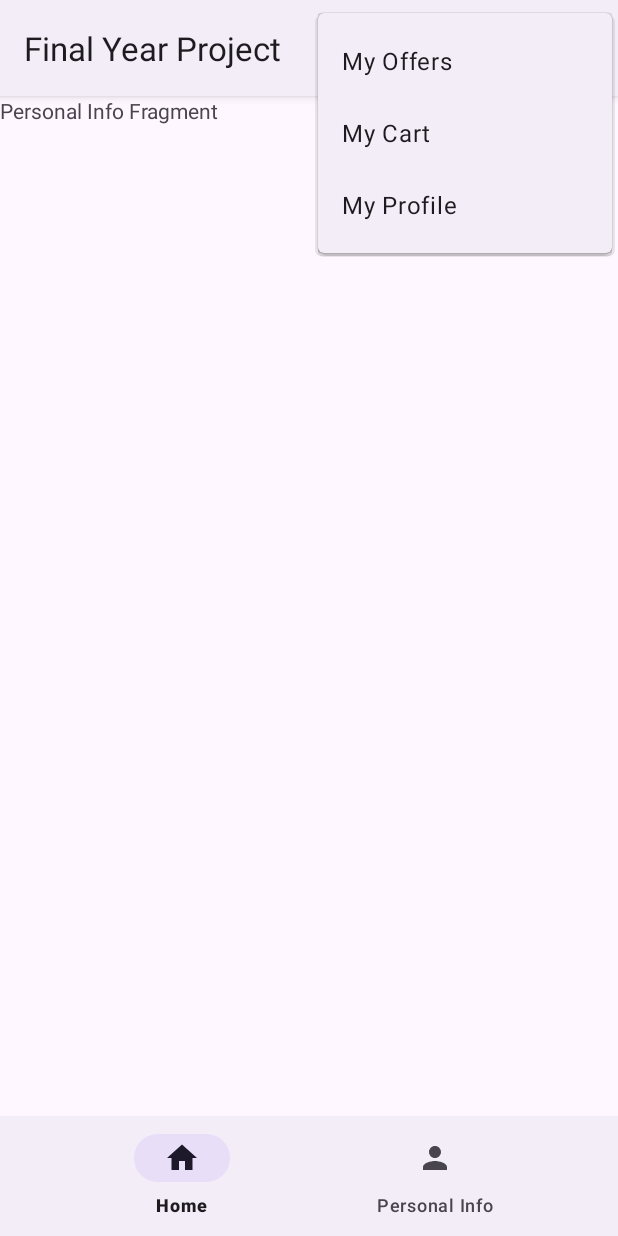
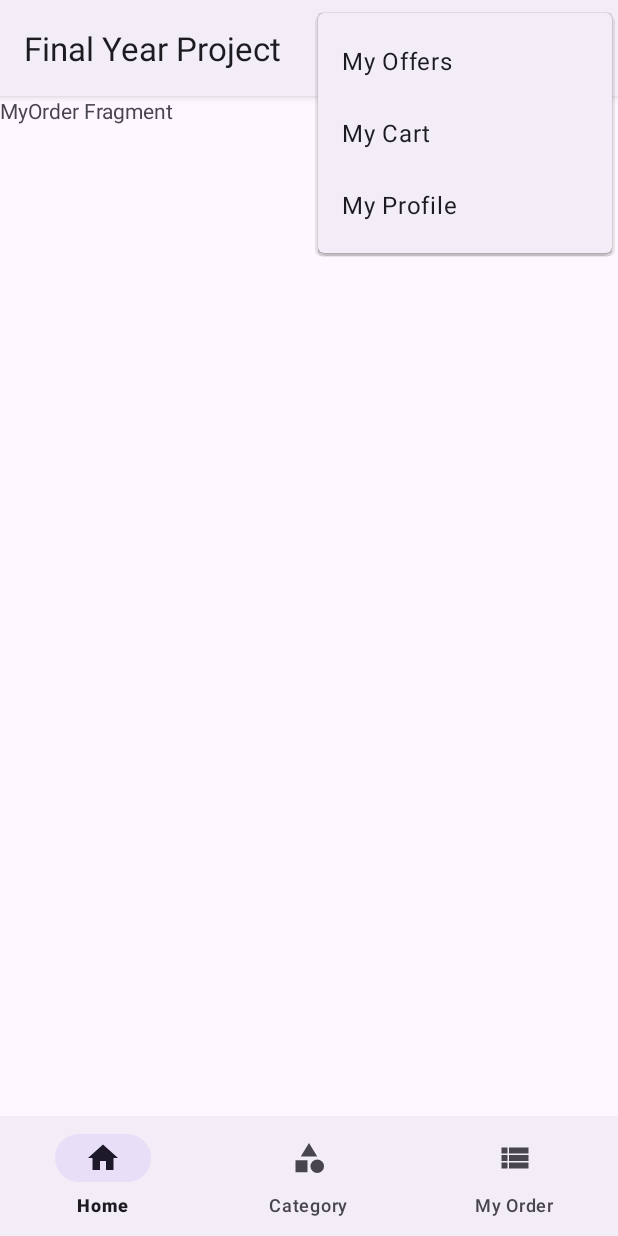
Before and after one commit to Sumitvaidya9344/FinalYearProject, an Android app: the fragment MyOrderFragment placed in its activity, with the options menu open, on a phone screen of 412 x 824 dp. Run offline under Robolectric (Android 15) with nearby library versions, the light colour scheme and no system bars; libraries missing offline, so code that uses them is left out: com.loopj.android, cz.msebera.android; Roboto replaces fonts that are not available here.

Commit message:
Code Category Fragment

```diff
--- /dev/null
+++ b/app/src/main/java/com/example/finalyearproject/CategoryFragment.java
@@ -0,0 +1,65 @@
+package com.example.finalyearproject;
+
+import android.os.Bundle;
+import android.view.LayoutInflater;
+import android.view.View;
+import android.view.ViewGroup;
+import android.widget.ListView;
+import android.widget.TextView;
+import android.widget.Toast;
+
+import androidx.fragment.app.Fragment;
+
+import com.loopj.android.http.AsyncHttpClient;
+import com.loopj.android.http.JsonHttpResponseHandler;
+import com.loopj.android.http.RequestParams;
+
+import org.json.JSONObject;
+
+import cz.msebera.android.httpclient.Header;
+
+
+public class CategoryFragment extends Fragment {
+
+    ListView lvShowAllCategory;
+    TextView tvNoCategoryAvailable;
+
+    @Override
+    public View onCreateView(LayoutInflater inflater, ViewGroup container,
+                             Bundle savedInstanceState) {
+        // Inflate the layout for this fragment
+        View view = inflater.inflate(R.layout.fragment_category, container, false);
+
+        lvShowAllCategory = view.findViewById(R.id.lvCategoryFragmentShowMultipleCategory);
+        tvNoCategoryAvailable = view.findViewById(R.id.tvCategoryFragmentNoCategoryAvailable);
+
+        getAllCategory();
+
+        return view;
+    }
+
+    private void getAllCategory() {
+        AsyncHttpClient client = new AsyncHttpClient(); // Client - Server communication Over the network
+        RequestParams params = new RequestParams(); // Put the data in asynchttpclient
+
+        client.post("http://192.168.34.114:80/hostelmanagementAPI/getAllCategoryDetails.php",
+                params,
+                new JsonHttpResponseHandler()
+                {
+                    @Override
+                    public void onSuccess(int statusCode, Header[] headers, JSONObject response) {
+                        super.onSuccess(statusCode, headers, response);
+                    }
+
+                    @Override
+                    public void onFailure(int statusCode, Header[] headers, Throwable throwable, JSONObject errorResponse) {
+                        super.onFailure(statusCode, headers, throwable, errorResponse);
+                        Toast.makeText(getActivity(),"Server Error",Toast.LENGTH_SHORT).show();
+                    }
+                }
+
+
+
+        );
+    }
+}
--- a/app/src/main/java/com/example/finalyearproject/HomeActivity.java
+++ b/app/src/main/java/com/example/finalyearproject/HomeActivity.java
@@ -2,9 +2,11 @@ package com.example.finalyearproject;
 
 import android.content.Intent;
 import android.os.Bundle;
+import android.os.Handler;
 import android.view.Menu;
 import android.view.MenuInflater;
 import android.view.MenuItem;
+import android.widget.Toast;
 
 import androidx.annotation.NonNull;
 import androidx.appcompat.app.AppCompatActivity;
@@ -14,6 +16,8 @@ import com.google.android.material.bottomnavigation.BottomNavigationView;
 public class HomeActivity extends AppCompatActivity implements BottomNavigationView.OnNavigationItemSelectedListener {
 
     BottomNavigationView bottomNavigationView;
+
+    boolean doubletap = false ;
     @Override
     protected void onCreate(Bundle savedInstanceState) {
         super.onCreate(savedInstanceState);
@@ -38,6 +42,7 @@ public class HomeActivity extends AppCompatActivity implements BottomNavigationV
 
         } else if (item.getItemId() == R.id.homeMenuMyCart) {
 
+
         } else if (item.getItemId() == R.id.homeMenuMyProfile) {
             Intent intent = new Intent(HomeActivity.this, MyProfileActivity.class);
             startActivity(intent);
@@ -47,17 +52,40 @@ public class HomeActivity extends AppCompatActivity implements BottomNavigationV
     }
 
     HomeFragment homeFragment = new HomeFragment();
-    PersonalnfoFragment personalnfoFragment = new PersonalnfoFragment();
+    CategoryFragment categoryFragment= new CategoryFragment();
+    MyOrderFragment myOrderFragment = new MyOrderFragment();
     @Override
     public boolean onNavigationItemSelected(@NonNull MenuItem item) {
 
         if(item.getItemId() == R.id.homeBottomNavigationMenuHome)
         {
             getSupportFragmentManager().beginTransaction().replace(R.id.homeFrameLayout,homeFragment).commit();
-        } else if (item.getItemId() == R.id.homeBottomNavigationMenuPersonalInfo)
+        } else if (item.getItemId() == R.id.homeBottomNavigationMenuCategory)
         {
-            getSupportFragmentManager().beginTransaction().replace(R.id.homeFrameLayout,personalnfoFragment).commit();
+            getSupportFragmentManager().beginTransaction().replace(R.id.homeFrameLayout,categoryFragment).commit();
+        } else if (item.getItemId() == R.id.homeBottomNavigationMenuMyOrder) {
+            getSupportFragmentManager().beginTransaction().replace(R.id.homeFrameLayout,myOrderFragment).commit();
+
         }
         return true;
     }
+    public void onBackPressed() {
+
+        if (doubletap) {
+            finishAffinity();
+        } else {
+            Toast.makeText(HomeActivity.this, "Press Again To Exit App", Toast.LENGTH_SHORT).show();
+            doubletap = true;
+
+            Handler handler = new Handler();
+            handler.postDelayed(new Runnable() {
+                @Override
+                public void run() {
+                    doubletap = false;
+
+                }
+            }, 2000);
+        }
+
+    }
 }
--- a/app/src/main/java/com/example/finalyearproject/PersonalnfoFragment.java
+++ b/app/src/main/java/com/example/finalyearproject/MyOrderFragment.java
@@ -1,20 +1,20 @@
 package com.example.finalyearproject;
 
 import android.os.Bundle;
+
+import androidx.fragment.app.Fragment;
+
 import android.view.LayoutInflater;
 import android.view.View;
 import android.view.ViewGroup;
 
-import androidx.fragment.app.Fragment;
 
-
-public class PersonalnfoFragment extends Fragment {
-
+public class MyOrderFragment extends Fragment {
 
     @Override
     public View onCreateView(LayoutInflater inflater, ViewGroup container,
                              Bundle savedInstanceState) {
         // Inflate the layout for this fragment
-        return inflater.inflate(R.layout.fragment_personalnfo, container, false);
+        return inflater.inflate(R.layout.fragment_my_order, container, false);
     }
 }
--- a/app/src/main/java/com/example/finalyearproject/RegistrationActivity.java
+++ b/app/src/main/java/com/example/finalyearproject/RegistrationActivity.java
@@ -122,6 +122,9 @@ public class RegistrationActivity extends AppCompatActivity {
                                    intent.putExtra("username",etUserName.getText().toString());
                                    intent.putExtra("password",etPassword.getText().toString());
                                    startActivity(intent);
+
+                                   editor.putString("UserName",etUserName.getText().toString()).commit();
+                                   editor.putString("Password",etPassword.getText().toString()).commit();
                                }
                            }
                    );
--- /dev/null
+++ b/app/src/main/res/drawable/icon_category.xml
@@ -0,0 +1,9 @@
+<vector xmlns:android="http://schemas.android.com/apk/res/android" android:height="24dp" android:tint="#000000" android:viewportHeight="24" android:viewportWidth="24" android:width="24dp">
+
+    <path android:fillColor="@android:color/white" android:pathData="M12,2l-5.5,9h11z"/>
+
+    <path android:fillColor="@android:color/white" android:pathData="M17.5,17.5m-4.5,0a4.5,4.5 0,1 1,9 0a4.5,4.5 0,1 1,-9 0"/>
+
+    <path android:fillColor="@android:color/white" android:pathData="M3,13.5h8v8H3z"/>
+
+</vector>
--- /dev/null
+++ b/app/src/main/res/drawable/icon_myorder.xml
@@ -0,0 +1,5 @@
+<vector xmlns:android="http://schemas.android.com/apk/res/android" android:autoMirrored="true" android:height="24dp" android:tint="#000000" android:viewportHeight="24" android:viewportWidth="24" android:width="24dp">
+
+    <path android:fillColor="@android:color/white" android:pathData="M3,14h4v-4H3V14zM3,19h4v-4H3V19zM3,9h4V5H3V9zM8,14h13v-4H8V14zM8,19h13v-4H8V19zM8,5v4h13V5H8z"/>
+
+</vector>
--- a/app/src/main/res/layout/fragment_personalnfo.xml
+++ b/app/src/main/res/layout/fragment_my_order.xml
@@ -3,12 +3,12 @@
     xmlns:tools="http://schemas.android.com/tools"
     android:layout_width="match_parent"
     android:layout_height="match_parent"
-    tools:context=".PersonalnfoFragment">
+    tools:context=".MyOrderFragment">
 
     <!-- TODO: Update blank fragment layout -->
     <TextView
         android:layout_width="match_parent"
         android:layout_height="match_parent"
-        android:text="Personal Info Fragment" />
+        android:text="MyOrder Fragment" />
 
 </FrameLayout>
--- a/app/src/main/res/menu/home_bottom_navigation_menu.xml
+++ b/app/src/main/res/menu/home_bottom_navigation_menu.xml
@@ -7,8 +7,13 @@
         android:icon="@drawable/icon_home"/>
 
     <item
-        android:id="@+id/homeBottomNavigationMenuPersonalInfo"
-        android:title="Personal Info"
-        android:icon="@drawable/icon_personalinfo"/>
+        android:id="@+id/homeBottomNavigationMenuCategory"
+        android:title="Category"
+        android:icon="@drawable/icon_category"/>
+
+    <item
+        android:id="@+id/homeBottomNavigationMenuMyOrder"
+        android:title="My Order"
+        android:icon="@drawable/icon_myorder"/>
 
 </menu>
```
Also changed, not shown: app/src/main/java/com/example/finalyearproject/LoginActivity.java (+14 -0 lines), app/src/main/java/com/example/finalyearproject/SetUpNewPasswordActivity.java (+10 -0 lines), app/src/main/res/layout/fragment_category.xml (added, +26 -0 lines).
